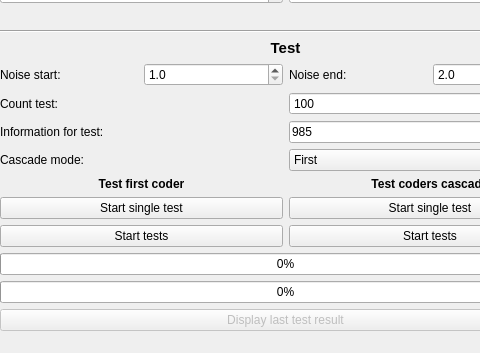
Qt form src/GUI/UI/window.ui (Banifest/Codding) before a commit; both pictures show x 0 to 480 and y 303 to 656 of the 573 by 656 pixel window.
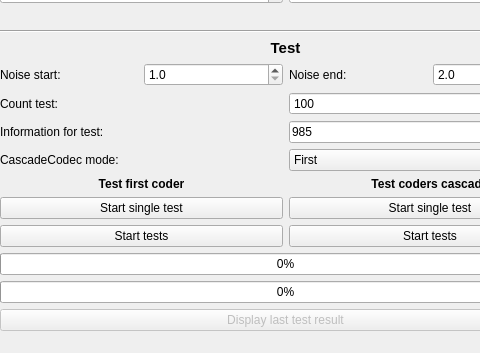
The same form after that commit.

Commit message: Separate chanel with codecs

Patch:
```diff
--- a/src/GUI/UI/window.ui
+++ b/src/GUI/UI/window.ui
@@ -856,7 +856,7 @@
        <item row="3" column="0" colspan="2">
         <widget class="QLabel" name="label_2">
          <property name="text">
-          <string>Cascade mode:</string>
+             <string>CascadeCodec mode:</string>
          </property>
         </widget>
        </item>
```
The commit also changes 4 other files.
